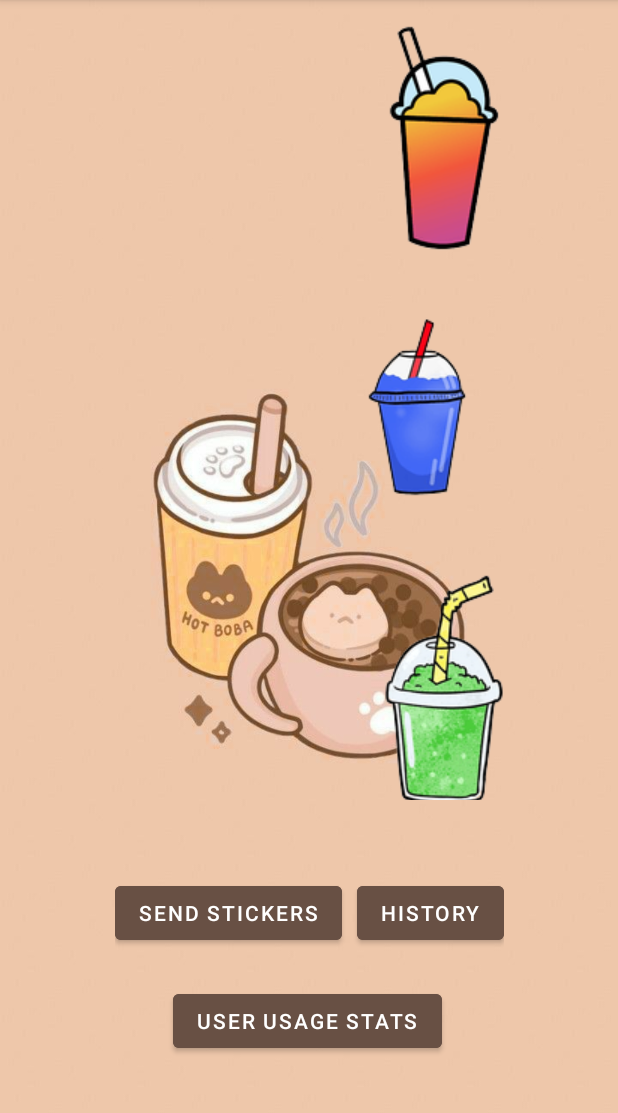
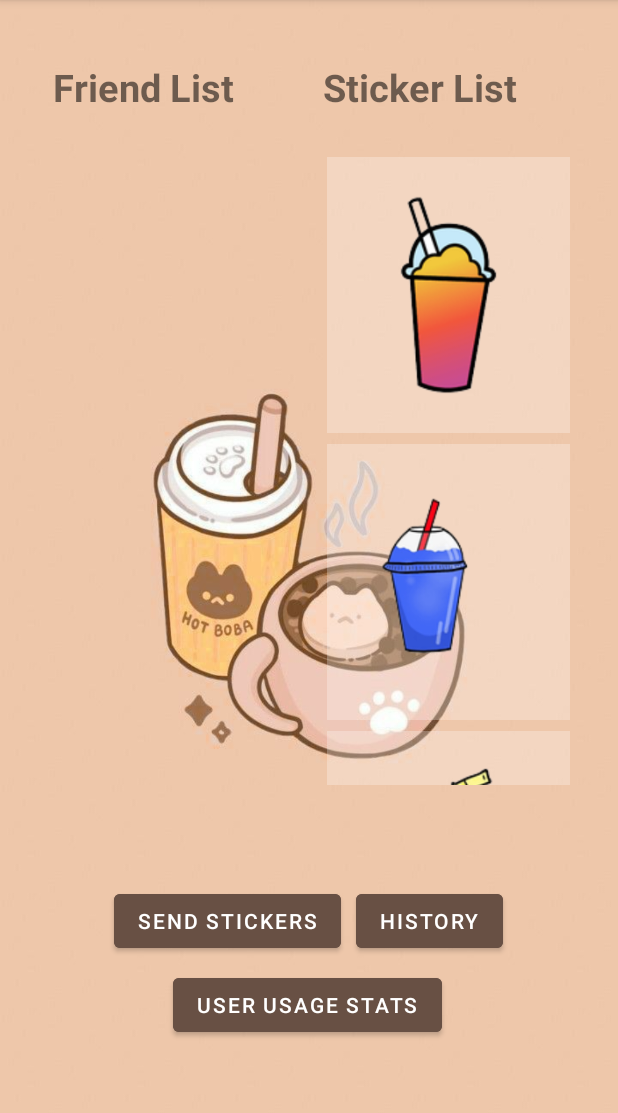
Before and after one commit to icodealittle/NUMASSU22_Assignment8, an Android app: the screen it shows after launch (HomePageActivity), after a tap on "LOGIN", on a phone screen of 412 x 824 dp, the part 84-1197 px from its top. Run offline under Robolectric (Android 15) with nearby library versions, the phone set to English and light mode, and no system bars; our stand-ins replace Firebase (no records; nobody signed in at launch, a user with empty details on screens opened directly).

Commit message:
optimize UI of homepage

```diff
--- a/app/src/main/java/edu/neu/madcourse/numadsu22_a8/friendlist/FriendAdaptor.java
+++ b/app/src/main/java/edu/neu/madcourse/numadsu22_a8/friendlist/FriendAdaptor.java
@@ -61,12 +61,12 @@ public class FriendAdaptor  extends RecyclerView.Adapter<FriendViewHolder> {
             }
         });
         if(row_index==position){
-            holder.itemView.setBackgroundColor(Color.parseColor("#567845"));
+            holder.nameTV.setBackgroundColor(Color.parseColor("#44685044"));
             senderName = friendList.get(row_index).username;
         }
         else
         {
-            holder.itemView.setBackgroundColor(Color.parseColor("#00000000"));
+            holder.nameTV.setBackgroundColor(Color.parseColor("#44ffffff"));
         }
 
     }
--- a/app/src/main/java/edu/neu/madcourse/numadsu22_a8/friendlist/FriendViewHolder.java
+++ b/app/src/main/java/edu/neu/madcourse/numadsu22_a8/friendlist/FriendViewHolder.java
@@ -18,13 +18,13 @@ import edu.neu.madcourse.numadsu22_a8.User;
 
 public class FriendViewHolder extends RecyclerView.ViewHolder {
 
-    private LinearLayout oneRow;
+    private RelativeLayout oneRow;
     public TextView nameTV;
 
     public FriendViewHolder(@NonNull View itemView) {
         super(itemView);
         this.nameTV = itemView.findViewById(R.id.usernameTV);
-        this.oneRow = (LinearLayout)itemView.findViewById(R.id.friendItemRow);
+        this.oneRow = (RelativeLayout) itemView.findViewById(R.id.friendItemRow);
     }
 
     public void bindThisData(User user) {
--- a/app/src/main/java/edu/neu/madcourse/numadsu22_a8/stickerlist/StickerAdaptor.java
+++ b/app/src/main/java/edu/neu/madcourse/numadsu22_a8/stickerlist/StickerAdaptor.java
@@ -49,12 +49,12 @@ public class StickerAdaptor extends RecyclerView.Adapter<StickerViewHolder> {
         });
 
         if(row_index==position){
-            holder.itemView.setBackgroundColor(Color.parseColor("#567845"));
+            holder.stickerIV.setBackgroundColor(Color.parseColor("#44685044"));
             message = stickerList.get(row_index);
         }
         else
         {
-            holder.itemView.setBackgroundColor(Color.parseColor("#00000000"));
+            holder.stickerIV.setBackgroundColor(Color.parseColor("#44ffffff"));
         }
 
     }
--- a/app/src/main/res/layout/home_page_activity.xml
+++ b/app/src/main/res/layout/home_page_activity.xml
@@ -4,45 +4,45 @@
     xmlns:tools="http://schemas.android.com/tools"
     android:layout_width="match_parent"
     android:layout_height="match_parent"
-    tools:context=".MainActivity"
     android:background="@drawable/background2">
 
     <androidx.recyclerview.widget.RecyclerView
         android:id="@+id/recyclerView"
-        android:layout_width="204dp"
-        android:layout_height="533dp"
+        android:layout_width="125dp"
+        android:layout_height="423dp"
         android:padding="5dp"
         app:layout_constraintBottom_toBottomOf="parent"
         app:layout_constraintEnd_toEndOf="parent"
         app:layout_constraintHeight_percent=".875"
-        app:layout_constraintHorizontal_bias="0.0"
+        app:layout_constraintHorizontal_bias="0.146"
         app:layout_constraintStart_toStartOf="parent"
         app:layout_constraintTop_toTopOf="parent"
-        app:layout_constraintVertical_bias="0.0"
+        app:layout_constraintVertical_bias="0.282"
         tools:ignore="MissingConstraints" />
 
     <androidx.recyclerview.widget.RecyclerView
         android:id="@+id/recyclerViewSticker"
-        android:layout_width="208dp"
-        android:layout_height="533dp"
+        android:layout_width="162dp"
+        android:layout_height="426dp"
         app:layout_constraintBottom_toBottomOf="parent"
         app:layout_constraintEnd_toEndOf="parent"
-        app:layout_constraintHorizontal_bias="0.987"
+        app:layout_constraintHorizontal_bias="0.609"
         app:layout_constraintStart_toEndOf="@+id/recyclerView"
         app:layout_constraintTop_toTopOf="parent"
-        app:layout_constraintVertical_bias="0.0" />
+        app:layout_constraintVertical_bias="0.285" />
 
     <LinearLayout
         android:id="@+id/button_container"
-        android:layout_width="wrap_content"
-        android:layout_height="0dp"
+        android:layout_width="302dp"
+        android:layout_height="64dp"
         android:gravity="center"
         app:layout_constraintBottom_toBottomOf="parent"
         app:layout_constraintEnd_toEndOf="parent"
         app:layout_constraintHeight_percent=".125"
+        app:layout_constraintHorizontal_bias="0.495"
         app:layout_constraintStart_toStartOf="parent"
         app:layout_constraintTop_toBottomOf="@id/recyclerView"
-        app:layout_constraintVertical_bias="0.196">
+        app:layout_constraintVertical_bias="0.333">
 
         <Button
             android:id="@+id/sendSticker"
@@ -83,4 +83,33 @@
         app:layout_constraintStart_toStartOf="parent"
         app:layout_constraintTop_toBottomOf="@+id/button_container"
         app:layout_constraintVertical_bias="0.0" />
+
+    <TextView
+        android:id="@+id/textView"
+        android:layout_width="wrap_content"
+        android:layout_height="wrap_content"
+        android:text="Friend List"
+        app:layout_constraintBottom_toTopOf="@+id/recyclerView"
+        app:layout_constraintEnd_toEndOf="parent"
+        app:layout_constraintHorizontal_bias="0.121"
+        app:layout_constraintStart_toStartOf="parent"
+        app:layout_constraintTop_toTopOf="parent"
+        app:layout_constraintVertical_bias="0.647"
+        android:textStyle="bold"
+        android:textSize="25dp"/>
+
+    <TextView
+        android:id="@+id/textView2"
+        android:layout_width="wrap_content"
+        android:layout_height="wrap_content"
+        android:text="Sticker List"
+        app:layout_constraintBottom_toTopOf="@+id/recyclerViewSticker"
+        app:layout_constraintEnd_toEndOf="parent"
+        app:layout_constraintHorizontal_bias="0.467"
+        app:layout_constraintStart_toEndOf="@+id/textView"
+        app:layout_constraintTop_toTopOf="parent"
+        app:layout_constraintVertical_bias="0.647"
+        android:textStyle="bold"
+        android:textSize="25dp"/>
+
 </androidx.constraintlayout.widget.ConstraintLayout>
--- a/app/src/main/res/layout/sticker_item.xml
+++ b/app/src/main/res/layout/sticker_item.xml
@@ -12,5 +12,7 @@
         android:layout_width="wrap_content"
         android:layout_height="wrap_content"
         android:layout_weight="1"
+        android:layout_marginTop="7dp"
+        android:background="#44ffffff"
         app:srcCompat="@drawable/drink1" />
 </LinearLayout>
```
Also changed, not shown: app/src/main/res/layout/chat_history.xml (+24 -4 lines), app/src/main/res/layout/chat_item.xml (+9 -21 lines), app/src/main/res/layout/friend_item.xml (+9 -7 lines).
